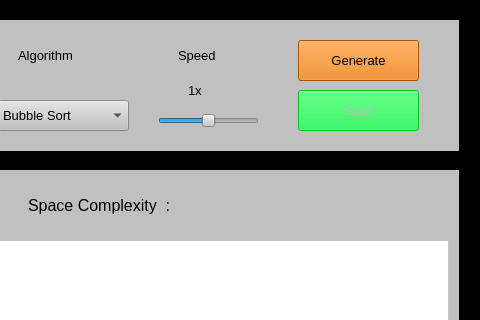
The window that Sorting Visualizer ( Source Code )/Interface.ui (Aedigiwarvilas/SortingVisualizer) describes before a commit, drawn with Qt 5; both pictures show x 442 to 922 and y 0 to 320 of the 922 by 696 pixel window.
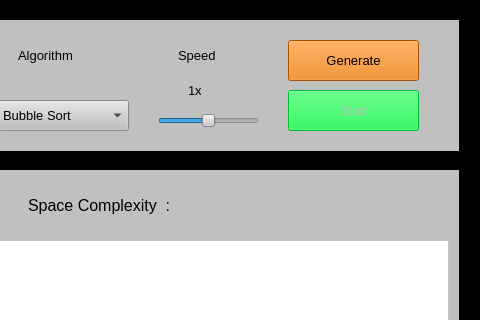
The same window after the commit.

Patch:
```diff
--- a/Sorting Visualizer ( Source Code )/Interface.ui
+++ b/Sorting Visualizer ( Source Code )/Interface.ui
@@ -271,9 +271,9 @@
     <widget class="QPushButton" name="generate">
      <property name="geometry">
       <rect>
-       <x>720</x>
+       <x>710</x>
        <y>20</y>
-       <width>121</width>
+       <width>131</width>
        <height>41</height>
       </rect>
      </property>
@@ -305,9 +305,9 @@
      </property>
      <property name="geometry">
       <rect>
-       <x>720</x>
+       <x>710</x>
        <y>70</y>
-       <width>121</width>
+       <width>131</width>
        <height>41</height>
       </rect>
      </property>
```
